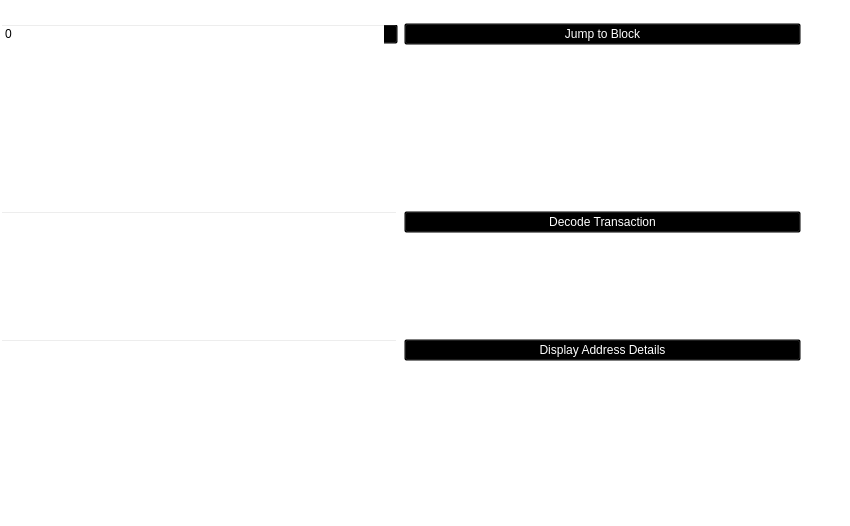
Before: the Qt Designer form src/qt/forms/blockbrowser.ui in thelonecrouton/bitcredit, drawn with Qt 5.
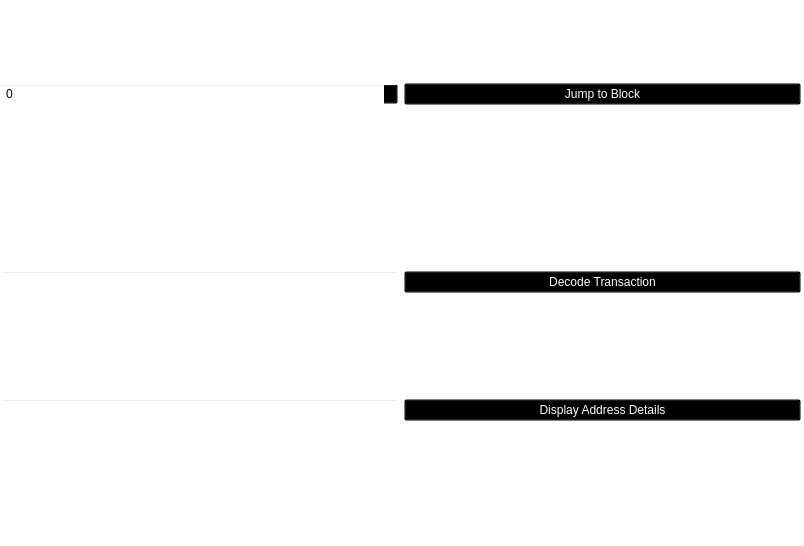
After: the same form once the commit is applied. Icons and pictures are not drawn.

Diff of the .ui file:
```diff
--- a/src/qt/forms/blockbrowser.ui
+++ b/src/qt/forms/blockbrowser.ui
@@ -6,8 +6,8 @@
    <rect>
     <x>0</x>
     <y>0</y>
-    <width>850</width>
-    <height>526</height>
+    <width>804</width>
+    <height>546</height>
    </rect>
   </property>
   <property name="windowTitle">
@@ -21,8 +21,8 @@
     <rect>
      <x>0</x>
      <y>0</y>
-     <width>801</width>
-     <height>531</height>
+     <width>802</width>
+     <height>541</height>
     </rect>
    </property>
    <layout class="QGridLayout" name="gridLayout_3">
@@ -568,18 +568,25 @@
       </item>
      </layout>
     </item>
-    <item row="4" column="0">
-     <spacer name="verticalSpacer">
-      <property name="orientation">
-       <enum>Qt::Vertical</enum>
+    <item row="0" column="0">
+     <widget class="QFrame" name="verticalFrame">
+      <property name="minimumSize">
+       <size>
+        <width>800</width>
+        <height>44</height>
+       </size>
       </property>
-      <property name="sizeHint" stdset="0">
+      <property name="maximumSize">
        <size>
-        <width>20</width>
-        <height>40</height>
+        <width>800</width>
+        <height>44</height>
        </size>
       </property>
-     </spacer>
+      <property name="styleSheet">
+       <string notr="true">background:transparent;sss</string>
+      </property>
+      <layout class="QVBoxLayout" name="verticalLayout_10"/>
+     </widget>
     </item>
    </layout>
   </widget>
```
